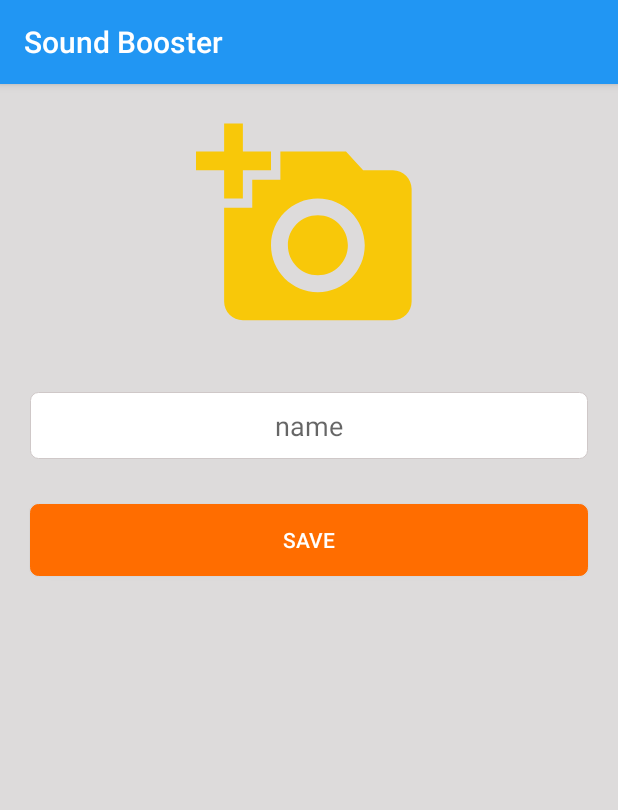
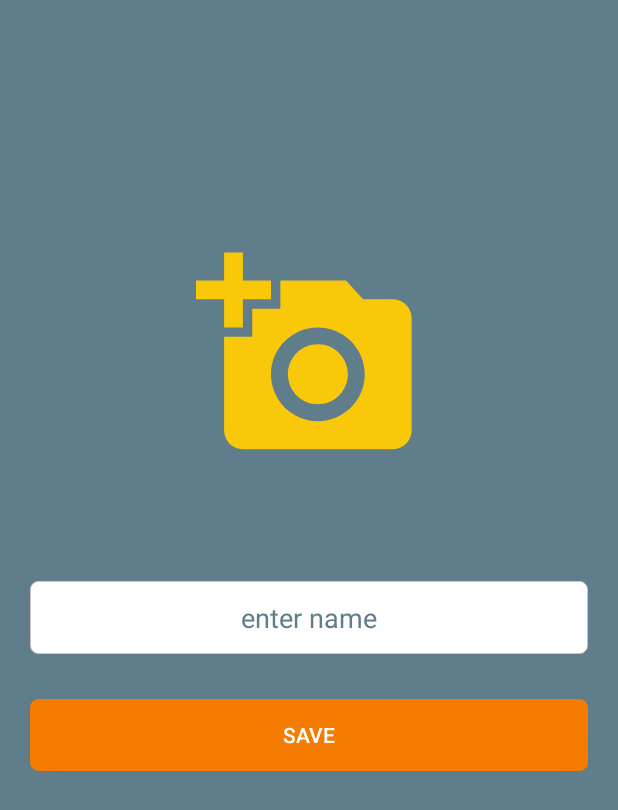
Before and after one commit to vijaypatidar/SoundBooster, an Android app: the screen it shows after launch (UserDetailActivity), on a phone screen of 412 x 824 dp. Shown: the top 810 px of the screen. Run offline under Robolectric (Android 15) with nearby library versions, the phone set to English and light mode, and no system bars.

Commit message:
UI issue fix, code improvement and other minor bugs

```diff
--- a/app/src/main/java/com/vkpapps/soundbooster/activity/MainActivity.java
+++ b/app/src/main/java/com/vkpapps/soundbooster/activity/MainActivity.java
@@ -4,6 +4,7 @@ import android.content.Intent;
 import android.net.wifi.WifiManager;
 import android.os.Bundle;
 import android.widget.TextView;
+import android.widget.Toast;
 
 import androidx.appcompat.app.AppCompatActivity;
 
@@ -70,6 +71,7 @@ public class MainActivity extends AppCompatActivity implements CircleView.OnCirc
     }
 
     private void createHost() {
+        Toast.makeText(this, "host", Toast.LENGTH_SHORT).show();
         intent.putExtra("isHost", true);
         startActivity(intent);
         finish();
--- a/app/src/main/java/com/vkpapps/soundbooster/activity/MusicPlayerActivity.java
+++ b/app/src/main/java/com/vkpapps/soundbooster/activity/MusicPlayerActivity.java
@@ -19,7 +19,6 @@ import android.widget.Toast;
 import androidx.appcompat.app.AppCompatActivity;
 import androidx.localbroadcastmanager.content.LocalBroadcastManager;
 
-import com.google.android.gms.ads.AdRequest;
 import com.google.android.gms.ads.AdView;
 import com.google.android.gms.ads.MobileAds;
 import com.vkpapps.soundbooster.R;
@@ -29,6 +28,8 @@ import com.vkpapps.soundbooster.model.Reaction;
 import com.vkpapps.soundbooster.model.User;
 import com.vkpapps.soundbooster.services.MusicPlayerService;
 import com.vkpapps.soundbooster.utils.Utils;
+
+import static com.vkpapps.soundbooster.utils.FirebaseUtils.getAdRequest;
 
 public class MusicPlayerActivity extends AppCompatActivity implements View.OnClickListener {
 
@@ -195,8 +196,7 @@ public class MusicPlayerActivity extends AppCompatActivity implements View.OnCli
             }
         });
         AdView mAdView = findViewById(R.id.adView);
-        AdRequest adRequest = new AdRequest.Builder().build();
-        mAdView.loadAd(adRequest);
+        mAdView.loadAd(getAdRequest());
     }
 
     private void loadPic() {
--- a/app/src/main/java/com/vkpapps/soundbooster/handler/SignalHandler.java
+++ b/app/src/main/java/com/vkpapps/soundbooster/handler/SignalHandler.java
@@ -64,7 +64,5 @@ public class SignalHandler extends Handler {
         void handleRequest(InformClient informClient);
 
         void handleReaction(Reaction data);
-
-//        void handleConnectionLost();
     }
 }
--- a/app/src/main/res/layout/activity_user_detail.xml
+++ b/app/src/main/res/layout/activity_user_detail.xml
@@ -3,47 +3,61 @@
     xmlns:tools="http://schemas.android.com/tools"
     android:layout_width="match_parent"
     android:layout_height="match_parent"
-    android:background="@color/dull_white"
+    android:background="#607D8B"
     tools:context=".activity.UserDetailActivity">
+
+    <!--    <LinearLayout-->
+    <!--        android:layout_width="match_parent"-->
+    <!--        android:layout_height="wrap_content"-->
+    <!--        android:orientation="vertical"-->
+    <!--        android:paddingBottom="20dp"-->
+    <!--        android:paddingTop="20dp"-->
+    <!--        android:layout_centerInParent="true">-->
 
 
     <ImageView
         android:id="@+id/userPic"
         android:layout_width="150dp"
         android:layout_height="150dp"
-        android:layout_alignParentTop="true"
+        android:layout_above="@+id/userName"
         android:layout_centerHorizontal="true"
         android:layout_gravity="center"
-        android:layout_marginBottom="15dp"
+        android:layout_marginTop="20dp"
+        android:layout_marginBottom="55dp"
         android:scaleType="fitXY"
-        android:layout_marginTop="20dp"
-        android:src="@drawable/ic_add_a_photo" />
+        android:src="@drawable/ic_add_a_photo"
+        tools:ignore="ContentDescription" />
 
     <EditText
         android:id="@+id/userName"
         android:layout_width="match_parent"
         android:layout_height="wrap_content"
-        android:layout_below="@+id/userPic"
-        android:layout_centerHorizontal="true"
+        android:layout_centerInParent="true"
         android:layout_margin="20dp"
         android:background="@drawable/round_rectangle"
         android:gravity="center"
         android:hint="@string/hint_name"
-        android:padding="10dp" />
+        android:importantForAutofill="no"
+        android:inputType="text"
+        android:lines="1"
+        android:padding="12dp"
+        android:textColor="#607D8B"
+        android:textColorHint="#607D8B" />
 
     <Button
         android:id="@+id/btnSave"
         android:layout_width="match_parent"
         android:layout_height="wrap_content"
+        android:layout_below="@+id/userName"
         android:layout_centerHorizontal="true"
-        android:layout_below="@+id/userName"
         android:layout_marginStart="20dp"
         android:layout_marginTop="10dp"
         android:layout_marginEnd="20dp"
         android:background="@drawable/round_rectangle"
-        android:backgroundTint="@color/colorAccent"
+        android:backgroundTint="#F57C00"
         android:padding="10dp"
         android:text="@string/save"
         android:textColor="@color/white" />
+    <!--    </LinearLayout>-->
 
 </RelativeLayout>
--- a/app/src/main/res/layout/client_list_item.xml
+++ b/app/src/main/res/layout/client_list_item.xml
@@ -11,11 +11,11 @@
         android:id="@+id/userName"
         android:layout_width="0dp"
         android:layout_height="wrap_content"
-        android:layout_margin="10dp"
+        android:layout_margin="5dp"
         android:layout_weight="1"
         android:lines="1"
         android:padding="5dp"
-        android:textSize="22sp"
+        android:textSize="14sp"
         tools:text="user name" />
 
     <Switch
--- a/app/src/main/res/layout/fragment_client_control.xml
+++ b/app/src/main/res/layout/fragment_client_control.xml
@@ -1,7 +1,9 @@
 <?xml version="1.0" encoding="utf-8"?>
 <androidx.recyclerview.widget.RecyclerView xmlns:android="http://schemas.android.com/apk/res/android"
+    xmlns:tools="http://schemas.android.com/tools"
     android:id="@+id/clientList"
     android:layout_width="match_parent"
     android:layout_height="0dp"
+    tools:listitem="@layout/client_list_item"
     android:layout_margin="5dp"
     android:layout_weight="1" />
--- a/app/src/main/res/layout/fragment_host_song.xml
+++ b/app/src/main/res/layout/fragment_host_song.xml
@@ -3,4 +3,5 @@
     xmlns:tools="http://schemas.android.com/tools"
     android:layout_width="match_parent"
     android:layout_height="match_parent"
+    tools:listitem="@layout/hosted_list_item"
     tools:context=".fragments.HostSongFragment" />
--- a/app/src/main/res/layout/fragment_local_song.xml
+++ b/app/src/main/res/layout/fragment_local_song.xml
@@ -18,6 +18,7 @@
         android:id="@+id/recyclerView"
         android:layout_width="match_parent"
         android:layout_height="0dp"
+        tools:listitem="@layout/local_list_item"
         android:layout_weight="1" />
 
 </LinearLayout>
--- a/app/src/main/res/layout/hosted_list_item.xml
+++ b/app/src/main/res/layout/hosted_list_item.xml
@@ -30,6 +30,7 @@
             android:layout_height="wrap_content"
             android:lines="1"
             android:padding="5dp"
+            android:textSize="14sp"
             tools:text="song name" />
 
         <TextView
@@ -37,6 +38,7 @@
             android:layout_width="match_parent"
             android:layout_height="wrap_content"
             android:lines="1"
+            android:textSize="12sp"
             android:padding="5dp"
             tools:text="song name" />
     </LinearLayout>
--- a/app/src/main/res/layout/local_list_item.xml
+++ b/app/src/main/res/layout/local_list_item.xml
@@ -29,15 +29,16 @@
             android:layout_width="match_parent"
             android:layout_height="wrap_content"
             android:lines="1"
+            android:textSize="14sp"
             android:padding="5dp"
             tools:text="song name" />
 
         <TextView
-
             android:layout_width="match_parent"
             android:layout_height="wrap_content"
             android:lines="1"
             android:padding="5dp"
+            android:textSize="12sp"
             tools:text="song name" />
     </LinearLayout>
 </LinearLayout>
--- a/app/src/main/res/values/strings.xml
+++ b/app/src/main/res/values/strings.xml
@@ -3,7 +3,7 @@
 
 
     <string name="save">save</string>
-    <string name="hint_name">name</string>
+    <string name="hint_name">enter name</string>
     <string name="searching_for_party">Searching for party…</string>
     <string name="message_connect_host">please connect to host</string>
     <string name="sync_devices">sync devices</string>
--- a/app/src/main/res/values/styles.xml
+++ b/app/src/main/res/values/styles.xml
@@ -12,11 +12,16 @@
         <item name="colorPrimary">@color/colorPrimary</item>
         <item name="colorPrimaryDark">@color/colorPrimaryDark</item>
         <item name="colorAccent">@color/colorAccent</item>
+        <item name="windowActionBar">false</item>
+        <item name="windowNoTitle">true</item>
     </style>
 
-    <style name="AppTheme.NoActionBar">
-        <item name="windowActionBar">false</item>
-        <item name="windowNoTitle">true</item>
+    <style name="UserDetail" parent="AppThemeNoAction">
+        <item name="colorPrimaryDark">#607D8B</item>
+    </style>
+
+    <style name="SplashScreen" parent="AppThemeNoAction">
+        <item name="colorPrimaryDark">#FFFFFF</item>
     </style>
 
     <style name="AppTheme.AppBarOverlay" parent="ThemeOverlay.AppCompat.Dark.ActionBar" />
--- a/build.gradle
+++ b/build.gradle
@@ -7,8 +7,8 @@ buildscript {
 
     }
     dependencies {
-        classpath 'com.android.tools.build:gradle:3.5.1'
-        classpath 'com.google.gms:google-services:4.2.0'
+        classpath 'com.android.tools.build:gradle:3.5.3'
+        classpath 'com.google.gms:google-services:4.3.3'
 
         // NOTE: Do not place your application dependencies here; they belong
         // in the individual module build.gradle files
```
Also changed, not shown: app/build.gradle (+6 -6 lines), app/src/main/AndroidManifest.xml (+8 -5 lines), app/src/main/java/com/vkpapps/soundbooster/activity/PartyActivity.java (+3 -5 lines), app/src/main/java/com/vkpapps/soundbooster/connection/ClientHelper.java (+16 -11 lines), app/src/main/java/com/vkpapps/soundbooster/utils/FirebaseUtils.java (added, +11 -0 lines), 1 other file.
